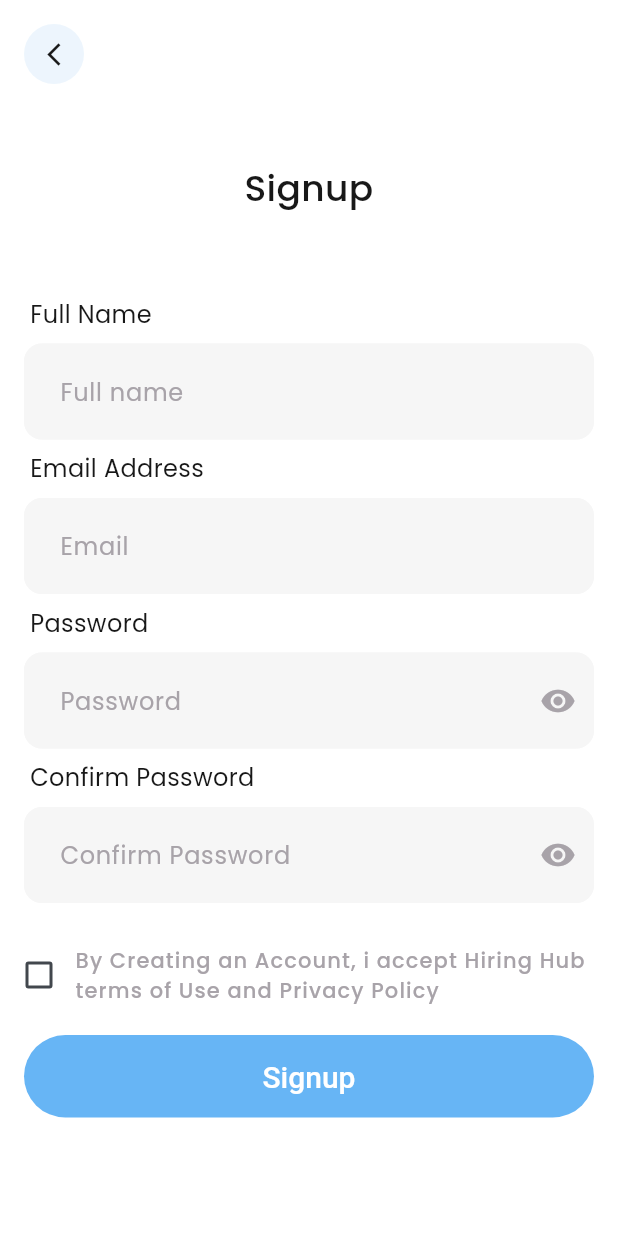
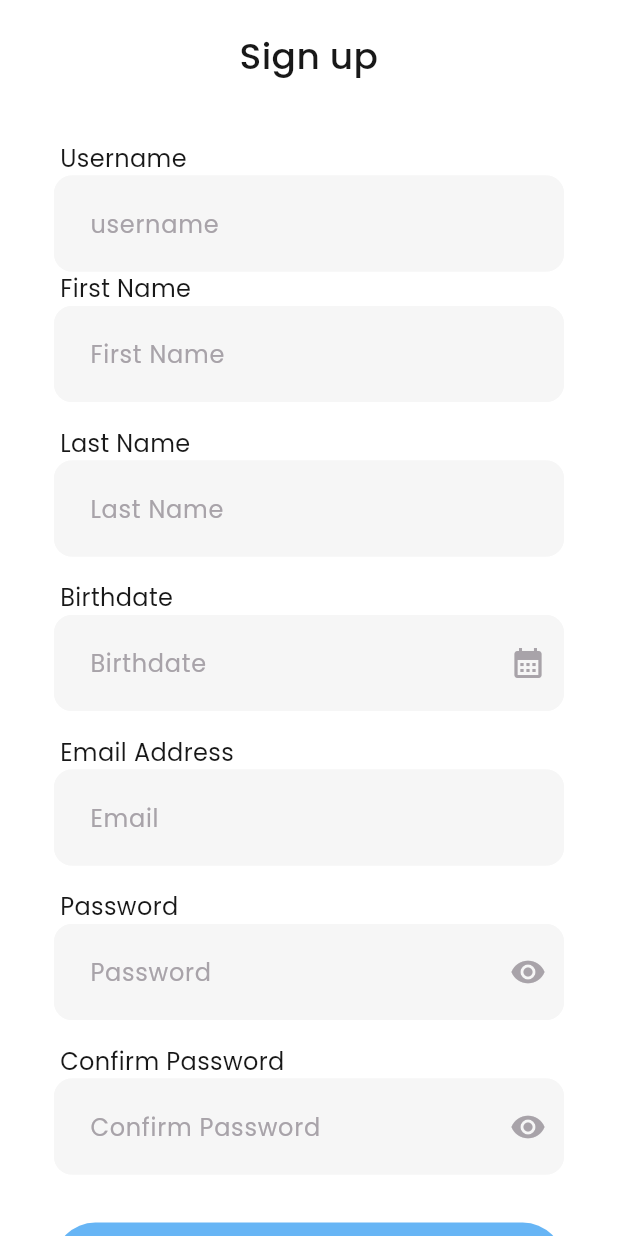
Before and after one commit to akangromeo/mobile_banking_apps, a Flutter app: the SignupScreen screen opened by its route, on a phone screen of 412 x 824 dp. Run offline on Flutter 3.47's test engine with Material 3 defaults, Android fonts, the phone set to English and light mode, and no system bars; our stand-ins replace bloc, dartz, dio, equatable, flutter_bloc, flutter_dotenv and 8 more; accounts and stored records are empty.

Commit message:
feat : wiring signup fix : response, UI & feature in login & signup

```diff
--- a/lib/common/widgets/custom_form_field.dart
+++ b/lib/common/widgets/custom_form_field.dart
@@ -51,7 +51,7 @@ class _CustomFormField extends State<CustomFormField> {
   @override
   void initState() {
     super.initState();
-    _isObscure = widget.obscureText;
+    _isObscure = widget.isPasswordField ? true : widget.obscureText;
   }
 
   @override
@@ -95,7 +95,7 @@ class _CustomFormField extends State<CustomFormField> {
           suffixIcon: widget.isPasswordField
               ? IconButton(
                   icon: Icon(
-                    _isObscure ? Icons.visibility_off : Icons.visibility,
+                    _isObscure ? Icons.visibility : Icons.visibility_off,
                     color: widget.iconColor,
                   ),
                   onPressed: () {
--- a/lib/features/auth/data/datasources/remote/auth_remote_data_source.dart
+++ b/lib/features/auth/data/datasources/remote/auth_remote_data_source.dart
@@ -7,6 +7,15 @@ import 'package:mobile_banking_apps/features/auth/data/models/user_model.dart';
 
 abstract class AuthRemoteDataSource {
   Future<UserModel> login(String username, String password);
+
+  Future<UserModel> signup({
+    required String username,
+    required String email,
+    required String firstName,
+    required String lastName,
+    required String birthdate,
+    required String password,
+  });
 }
 
 class AuthRemoteDataSourceImpl implements AuthRemoteDataSource {
@@ -36,4 +45,33 @@ class AuthRemoteDataSourceImpl implements AuthRemoteDataSource {
       throw ServerException(e.message ?? "Unknown Error.");
     }
   }
+
+  @override
+  Future<UserModel> signup({
+    required String username,
+    required String email,
+    required String firstName,
+    required String lastName,
+    required String birthdate,
+    required String password,
+  }) async {
+    try {
+      final response = await apiClient.post('/register', data: {
+        'username': username,
+        'email': email,
+        'first_name': firstName,
+        'last_name': lastName,
+        'birthdate': birthdate,
+        'password': password,
+      });
+
+      if (response.statusCode == 201) {
+        return UserModel.fromJson(response.data);
+      } else {
+        throw ServerException("Failed to signup. Please try again.");
+      }
+    } on DioException catch (e) {
+      throw ServerException(e.message ?? "Unknown Error.");
+    }
+  }
 }
--- a/lib/features/auth/domain/repositories/auth_repository.dart
+++ b/lib/features/auth/domain/repositories/auth_repository.dart
@@ -6,4 +6,12 @@ abstract class AuthRepository {
     required String username,
     required String password,
   });
+  Future<Either<String, UserEntity>> signup({
+    required String username,
+    required String email,
+    required String firstName,
+    required String lastName,
+    required String birthdate,
+    required String password,
+  });
 }
--- /dev/null
+++ b/lib/features/auth/domain/usecases/signup_usecase.dart
@@ -0,0 +1,27 @@
+import 'package:dartz/dartz.dart';
+import 'package:mobile_banking_apps/features/auth/domain/entities/user_entity.dart';
+import 'package:mobile_banking_apps/features/auth/domain/repositories/auth_repository.dart';
+
+class SignupUseCase {
+  final AuthRepository repository;
+
+  SignupUseCase(this.repository);
+
+  Future<Either<String, UserEntity>> execute({
+    required String username,
+    required String email,
+    required String firstName,
+    required String lastName,
+    required String birthdate,
+    required String password,
+  }) async {
+    return await repository.signup(
+      username: username,
+      email: email,
+      firstName: firstName,
+      lastName: lastName,
+      birthdate: birthdate,
+      password: password,
+    );
+  }
+}
--- /dev/null
+++ b/lib/features/auth/presentation/bloc/signup_cubit.dart
@@ -0,0 +1,39 @@
+import 'package:flutter_bloc/flutter_bloc.dart';
+import 'package:hive_flutter/hive_flutter.dart';
+import 'package:mobile_banking_apps/core/services/auth_service.dart';
+import 'package:mobile_banking_apps/features/auth/domain/usecases/signup_usecase.dart';
+import 'package:mobile_banking_apps/features/auth/presentation/bloc/signup_state.dart';
+
+class SignupCubit extends Cubit<SignupState> {
+  final SignupUseCase signupUseCase;
+
+  SignupCubit(this.signupUseCase) : super(const SignupState());
+
+  Future<void> signup({
+    required String username,
+    required String email,
+    required String firstName,
+    required String lastName,
+    required String birthdate,
+    required String password,
+  }) async {
+    emit(state.copyWith(status: SignupStatus.loading));
+
+    final result = await signupUseCase.execute(
+      username: username,
+      email: email,
+      firstName: firstName,
+      lastName: lastName,
+      birthdate: birthdate,
+      password: password,
+    );
+
+    result.fold(
+      (failure) => emit(
+          state.copyWith(status: SignupStatus.failure, errorMessage: failure)),
+      (user) {
+        emit(state.copyWith(status: SignupStatus.success, user: user));
+      },
+    );
+  }
+}
--- /dev/null
+++ b/lib/features/auth/presentation/bloc/signup_state.dart
@@ -0,0 +1,27 @@
+import 'package:mobile_banking_apps/features/auth/domain/entities/user_entity.dart';
+
+enum SignupStatus { initial, loading, success, failure }
+
+class SignupState {
+  final SignupStatus status;
+  final String? errorMessage;
+  final UserEntity? user; // pakai UserEntity
+
+  const SignupState({
+    this.status = SignupStatus.initial,
+    this.errorMessage,
+    this.user,
+  });
+
+  SignupState copyWith({
+    SignupStatus? status,
+    String? errorMessage,
+    UserEntity? user,
+  }) {
+    return SignupState(
+      status: status ?? this.status,
+      errorMessage: errorMessage ?? this.errorMessage,
+      user: user ?? this.user,
+    );
+  }
+}
--- a/lib/features/auth/presentation/screens/signup_screen.dart
+++ b/lib/features/auth/presentation/screens/signup_screen.dart
@@ -1,123 +1,21 @@
 import 'package:flutter/material.dart';
-import 'package:go_router/go_router.dart';
-import 'package:mobile_banking_apps/common/widgets/custom_form_field.dart';
-import 'package:mobile_banking_apps/common/widgets/primary_button.dart';
-import 'package:mobile_banking_apps/core/constants/app_constants.dart';
-import 'package:mobile_banking_apps/core/theme/app_theme.dart';
-import 'package:mobile_banking_apps/features/auth/presentation/widgets/auth_icon_button_back.dart';
-import 'package:mobile_banking_apps/features/auth/presentation/widgets/heading_form_text.dart';
-import 'package:mobile_banking_apps/features/auth/presentation/widgets/auth_checkbox.dart';
+import 'package:flutter_bloc/flutter_bloc.dart';
+import 'package:mobile_banking_apps/core/di/injector.dart';
+import 'package:mobile_banking_apps/features/auth/presentation/bloc/signup_cubit.dart';
+import 'package:mobile_banking_apps/features/auth/presentation/screens/signup_view.dart';
 
 class SignupScreen extends StatelessWidget {
-  SignupScreen({super.key});
-
-  final TextEditingController fullNameController = TextEditingController();
-  final TextEditingController emailController = TextEditingController();
-  final TextEditingController passwordController = TextEditingController();
-  final TextEditingController rePasswordController = TextEditingController();
-  final GlobalKey<FormState> _formKey = GlobalKey<FormState>();
+  const SignupScreen({super.key});
 
   @override
   Widget build(BuildContext context) {
-    return Scaffold(
-      body: SafeArea(
-          child: SingleChildScrollView(
-        child: Column(
-          spacing: AppDesignConstants.kDefaultMargin / 2,
-          mainAxisSize: MainAxisSize.max,
-          mainAxisAlignment: MainAxisAlignment.center,
-          crossAxisAlignment: CrossAxisAlignment.center,
-          children: [
-            AuthIconButtonBack(
-              onPressed: () {
-                context.pop();
-              },
-            ),
-            const SizedBox(
-              height: 20,
-            ),
-            Text(
-              textAlign: TextAlign.center,
-              'Signup',
-              style: appTheme.textTheme.headlineMedium?.copyWith(
-                color: AppColors.textBlack,
-              ),
-            ),
-            const SizedBox(
-              height: 40,
-            ),
-            Form(
-              key: _formKey,
-              child: Column(
-                spacing: AppDesignConstants.kDefaultMargin / 2,
-                crossAxisAlignment: CrossAxisAlignment.start,
-                children: [
-                  const HeadingFormText(headingText: 'Full Name'),
-                  CustomFormField(
-                    labelText: 'Full name',
-                    hintText: 'Jhon Doe',
-                    controller: fullNameController,
-                  ),
-                  const HeadingFormText(headingText: 'Email Address'),
-                  CustomFormField(
-                    labelText: 'Email',
-                    hintText: 'jhondoe@gmail.com',
-                    controller: emailController,
-                  ),
-                  const HeadingFormText(headingText: 'Password'),
-                  CustomFormField(
-                    labelText: 'Password',
-                    controller: passwordController,
-                    isPasswordField: true,
-                  ),
-                  const HeadingFormText(headingText: 'Confirm Password'),
-                  CustomFormField(
-                    labelText: 'Confirm Password',
-                    controller: rePasswordController,
-                    isPasswordField: true,
-                  ),
-                  const AuthCheckBox(
-                    title:
-                        'By Creating an Account, i accept Hiring Hub terms of Use and Privacy Policy',
-                  ),
-                  PrimaryButton(
-                    text: 'Signup',
-                    onPressed: () {},
-                    padding: const EdgeInsets.symmetric(vertical: 16),
-                  ),
-                ],
-              ),
-            ),
-            const SizedBox(height: 90),
-            Row(
-              spacing: AppDesignConstants.kDefaultMargin / 4,
-              mainAxisAlignment: MainAxisAlignment.center,
-              mainAxisSize: MainAxisSize.max,
-              children: [
-                Text(
-                  'Have an Account?',
-                  style: appTheme.textTheme.bodyMedium?.copyWith(
-                    fontFamily: 'poppins',
-                    color: AppColors.textBlack,
-                  ),
-                ),
-                InkWell(
-                  child: Text(
-                    'Sign in here',
-                    style: appTheme.textTheme.bodyMedium?.copyWith(
-                      color: AppColors.bluePrimary,
-                      fontFamily: 'poppins',
-                    ),
-                  ),
-                  onTap: () {
-                    context.push('/login');
-                  },
-                ),
-              ],
-            )
-          ],
+    return BlocProvider(
+      create: (_) => sl<SignupCubit>(),
+      child: const Scaffold(
+        body: SafeArea(
+          child: SignupView(),
         ),
-      )),
+      ),
     );
   }
 }
--- /dev/null
+++ b/lib/features/auth/presentation/screens/signup_view.dart
@@ -0,0 +1,249 @@
+import 'package:flutter/material.dart';
+import 'package:flutter_bloc/flutter_bloc.dart';
+import 'package:go_router/go_router.dart';
+import 'package:intl/intl.dart';
+import 'package:mobile_banking_apps/common/widgets/custom_form_field.dart';
+import 'package:mobile_banking_apps/common/widgets/primary_button.dart';
+import 'package:mobile_banking_apps/core/constants/app_constants.dart';
+import 'package:mobile_banking_apps/core/theme/app_theme.dart';
+import 'package:mobile_banking_apps/features/auth/presentation/widgets/auth_icon_button_back.dart';
+import 'package:mobile_banking_apps/features/auth/presentation/widgets/heading_form_text.dart';
+import 'package:mobile_banking_apps/features/auth/presentation/widgets/auth_checkbox.dart';
+import 'package:mobile_banking_apps/features/auth/presentation/bloc/signup_cubit.dart';
+import 'package:mobile_banking_apps/features/auth/presentation/bloc/signup_state.dart';
+
+class SignupView extends StatefulWidget {
+  const SignupView({super.key});
+
+  @override
+  State<SignupView> createState() => _SignupViewState();
+}
+
+class _SignupViewState extends State<SignupView> {
+  final TextEditingController usernameController = TextEditingController();
+  final TextEditingController firstNameController = TextEditingController();
+  final TextEditingController lastNameController = TextEditingController();
+  final TextEditingController birthdateController = TextEditingController();
+  final TextEditingController emailController = TextEditingController();
+  final TextEditingController passwordController = TextEditingController();
+  final TextEditingController rePasswordController = TextEditingController();
+  final GlobalKey<FormState> _formKey = GlobalKey<FormState>();
+
+  Future<void> _selectBirthdate() async {
+    final picked = await showDatePicker(
+      context: context,
+      initialDate: DateTime(2000, 1, 1),
+      firstDate: DateTime(1900),
+      lastDate: DateTime.now(),
+    );
+
+    if (picked != null) {
+      final formatted = DateFormat("d MMMM yyyy", "en").format(picked);
+
+      birthdateController.text = formatted;
+      setState(() {});
+    }
+  }
+
+  @override
+  Widget build(BuildContext context) {
+    return BlocConsumer<SignupCubit, SignupState>(
+      listener: (context, state) {
+        if (state.status == SignupStatus.failure) {
+          ScaffoldMessenger.of(context).showSnackBar(
+            SnackBar(content: Text('Sign up failed')),
+          );
+        } else if (state.status == SignupStatus.success) {
+          ScaffoldMessenger.of(context).showSnackBar(
+            const SnackBar(content: Text('Sign up successful')),
+          );
+          context.go('/login');
+        }
+      },
+      builder: (context, state) {
+        return SingleChildScrollView(
+          padding: const EdgeInsets.symmetric(
+              horizontal: AppDesignConstants.kDefaultPadding),
+          child: Column(
+            crossAxisAlignment: CrossAxisAlignment.center,
+            children: [
+              const SizedBox(height: 20),
+              Text(
+                'Sign up',
+                textAlign: TextAlign.center,
+                style: appTheme.textTheme.headlineMedium?.copyWith(
+                  color: AppColors.textBlack,
+                ),
+              ),
+              const SizedBox(height: 40),
+              Form(
+                key: _formKey,
+                child: Column(
+                  crossAxisAlignment: CrossAxisAlignment.start,
+                  children: [
+                    const HeadingFormText(headingText: 'Username'),
+                    CustomFormField(
+                      labelText: 'username',
+                      hintText: 'JohnDoe',
+                      controller: usernameController,
+                      validator: (value) {
+                        if (value == null || value.isEmpty) {
+                          return 'Username cannot be empty';
+                        }
+                        if (value.length < 4) {
+                          return 'Username must be at least 4 characters';
+                        }
+                        return null;
+                      },
+                    ),
+                    const HeadingFormText(headingText: 'First Name'),
+                    CustomFormField(
+                      labelText: 'First Name',
+                      hintText: 'John',
+                      controller: firstNameController,
+                      validator: (value) {
+                        if (value == null || value.isEmpty) {
+                          return 'First name cannot be empty';
+                        }
+                        return null;
+                      },
+                    ),
+                    const SizedBox(height: 16),
+                    const HeadingFormText(headingText: 'Last Name'),
+                    CustomFormField(
+                      labelText: 'Last Name',
+                      hintText: 'Doe',
+                      controller: lastNameController,
+                      validator: (value) {
+                        if (value == null || value.isEmpty) {
+                          return 'Last name cannot be empty';
+                        }
+                        return null;
+                      },
+                    ),
+                    const SizedBox(height: 16),
+                    const HeadingFormText(headingText: 'Birthdate'),
+                    GestureDetector(
+                      onTap: _selectBirthdate,
+                      child: AbsorbPointer(
+                        child: CustomFormField(
+                          labelText: 'Birthdate',
+                          hintText: '12 October 2000',
+                          controller: birthdateController,
+                          suffixIcon: Icons.calendar_month,
+                          onSuffixIconPressed: _selectBirthdate,
+                          validator: (value) {
+                            if (value == null || value.isEmpty) {
+                              return 'Birthdate cannot be empty';
+                            }
+                            return null;
+                          },
+                        ),
+                      ),
+                    ),
+                    const SizedBox(height: 16),
+                    const HeadingFormText(headingText: 'Email Address'),
+                    CustomFormField(
+                      labelText: 'Email',
+                      hintText: 'johndoe@gmail.com',
+                      controller: emailController,
+                      validator: (value) {
+                        if (value == null || value.isEmpty) {
+                          return 'Email cannot be empty';
+                        }
+                        final emailRegex = RegExp(r'^[^@]+@[^@]+\.[^@]+');
+                        if (!emailRegex.hasMatch(value)) {
+                          return 'Enter a valid email';
+                        }
+                        return null;
+                      },
+                    ),
+                    const SizedBox(height: 16),
+                    const HeadingFormText(headingText: 'Password'),
+                    CustomFormField(
+                      labelText: 'Password',
+                      controller: passwordController,
+                      isPasswordField: true,
+                      validator: (value) {
+                        if (value == null || value.isEmpty) {
+                          return 'Password cannot be empty';
+                        }
+                        if (value.length < 6) {
+                          return 'Password must be at least 6 characters';
+                        }
+                        return null;
+                      },
+                    ),
+                    const SizedBox(height: 16),
+                    const HeadingFormText(headingText: 'Confirm Password'),
+                    CustomFormField(
+                      labelText: 'Confirm Password',
+                      controller: rePasswordController,
+                      isPasswordField: true,
+                      validator: (value) {
+                        if (value == null || value.isEmpty) {
+                          return 'Please confirm your password';
+                        }
+                        if (value != passwordController.text) {
+                          return 'Passwords do not match';
+                        }
+                        return null;
+                      },
+                    ),
+                    const SizedBox(height: 24),
+                    PrimaryButton(
+                      text: 'Sign up',
+                      isLoading: state.status == SignupStatus.loading,
+                      onPressed: state.status == SignupStatus.loading
+                          ? null
+                          : () {
+                              if (_formKey.currentState!.validate()) {
+                                context.read<SignupCubit>().signup(
+                                      username: usernameController.text.trim(),
+                                      firstName:
+                                          firstNameController.text.trim(),
+                                      lastName: lastNameController.text.trim(),
+                                      birthdate:
+                                          birthdateController.text.trim(),
+                                      email: emailController.text.trim(),
+                                      password: passwordController.text.trim(),
+                                    );
+                              }
+                            },
+                      padding: const EdgeInsets.symmetric(vertical: 16),
+                    ),
+                  ],
+                ),
+              ),
+              const SizedBox(height: 24),
+              Row(
+                mainAxisAlignment: MainAxisAlignment.center,
+                children: [
+                  Text(
+                    'Have an Account?',
+                    style: appTheme.textTheme.bodyMedium?.copyWith(
+                      fontFamily: 'poppins',
+                      color: AppColors.textBlack,
+                    ),
+                  ),
+                  const SizedBox(width: 6),
+                  InkWell(
+                    child: Text(
+                      'Sign in here',
+                      style: appTheme.textTheme.bodyMedium?.copyWith(
+                        color: AppColors.bluePrimary,
+                        fontFamily: 'poppins',
+                      ),
+                    ),
+                    onTap: () => context.push('/login'),
+                  ),
+                ],
+              ),
+              const SizedBox(height: 40),
+            ],
+          ),
+        );
+      },
+    );
+  }
+}
--- a/lib/main.dart
+++ b/lib/main.dart
@@ -1,6 +1,7 @@
 import 'package:flutter/material.dart';
 import 'package:flutter_dotenv/flutter_dotenv.dart';
 import 'package:hive_flutter/hive_flutter.dart';
+import 'package:intl/date_symbol_data_local.dart';
 
 import 'package:mobile_banking_apps/core/di/injector.dart';
 import 'package:mobile_banking_apps/core/routing/app_router.dart';
@@ -11,6 +12,9 @@ void main() async {
   await dotenv.load(fileName: ".env");
   await Hive.initFlutter();
   await initDependencies();
+
+  await initializeDateFormatting('en', null);
+
   runApp(const MyApp());
 }
 
--- a/pubspec.yaml
+++ b/pubspec.yaml
@@ -43,6 +43,7 @@ dependencies:
   hive: ^2.2.3
   hive_flutter: ^1.1.0
   http: ^1.6.0
+  intl: ^0.20.2
   pinput: ^5.0.2
   shared_preferences: ^2.5.3
   smooth_page_indicator: ^1.2.1
```
Also changed, not shown: lib/core/network/network_config.dart (+13 -6 lines), lib/features/auth/data/repositories/auth_repository_impl.dart (+24 -0 lines), lib/features/auth/di/auth_module.dart (+12 -0 lines), lib/features/auth/presentation/screens/login_view.dart (+15 -16 lines), pubspec.lock.
